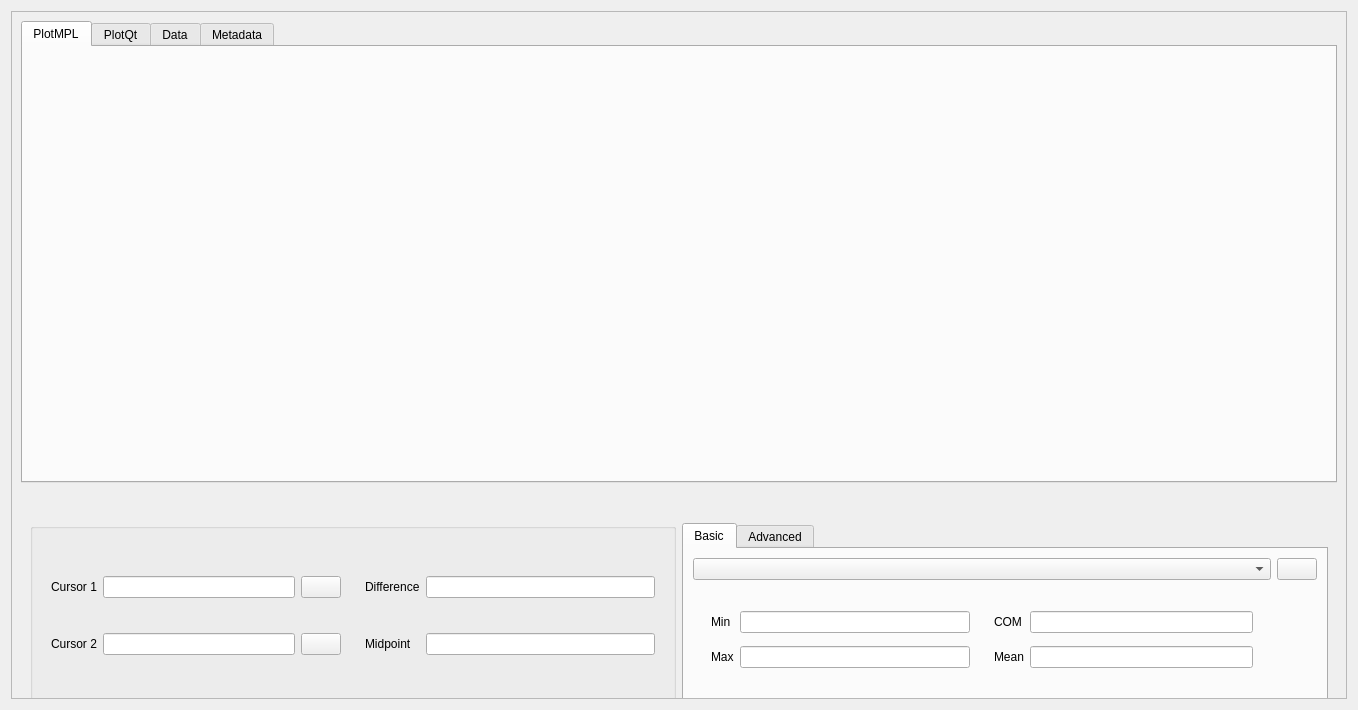
Above: mdaviz/resources/mda_file_viz.ui from BCDA-APS/mdaviz before the change. Below: the same form after it.
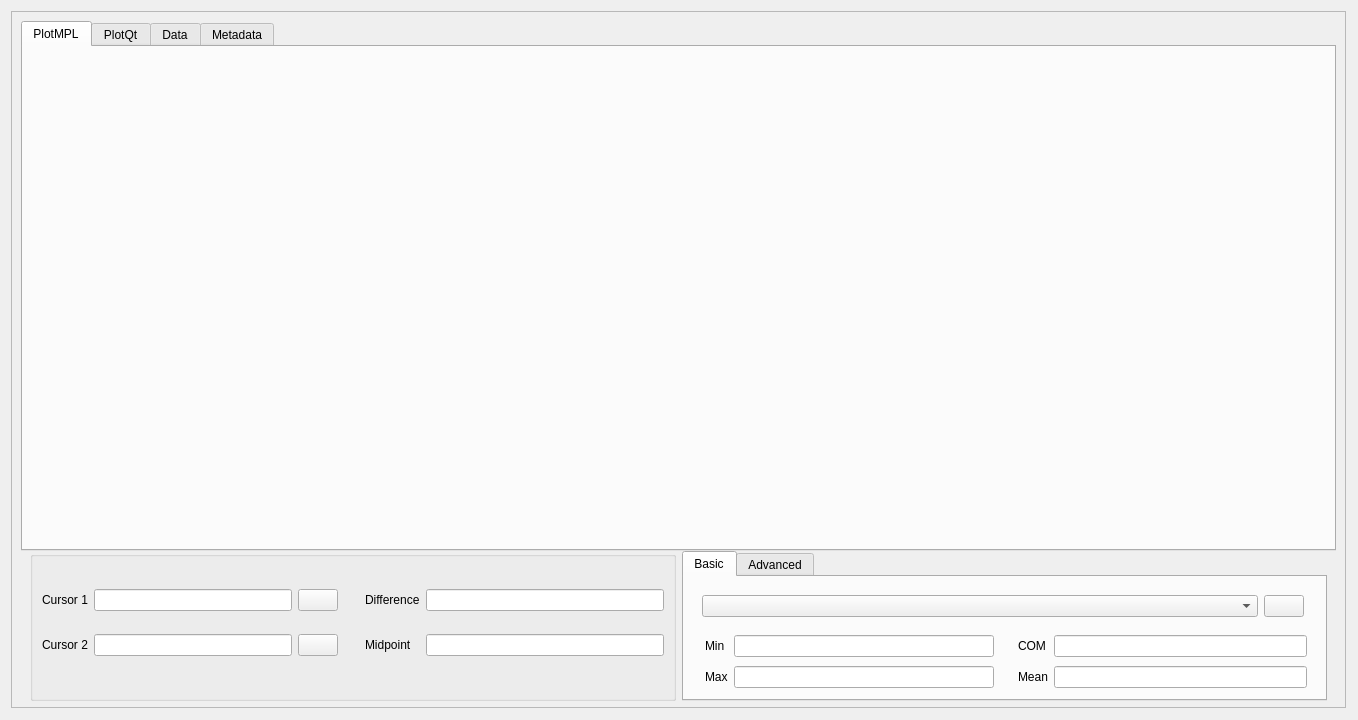
That is the form after the change. Icons and pictures are not drawn.

Commit message: ENH #59  adjust mda_viz.ui margins and layout

Patch:
```diff
--- a/mdaviz/resources/mda_file_viz.ui
+++ b/mdaviz/resources/mda_file_viz.ui
@@ -7,15 +7,27 @@
     <x>0</x>
     <y>0</y>
     <width>1358</width>
-    <height>710</height>
+    <height>720</height>
    </rect>
   </property>
   <property name="windowTitle">
    <string>Form</string>
   </property>
   <layout class="QVBoxLayout" name="verticalLayout_2">
+   <property name="spacing">
+    <number>-1</number>
+   </property>
+   <property name="rightMargin">
+    <number>12</number>
+   </property>
+   <property name="bottomMargin">
+    <number>12</number>
+   </property>
    <item>
     <widget class="QScrollArea" name="scrollArea">
+     <property name="sizeAdjustPolicy">
+      <enum>QAbstractScrollArea::AdjustIgnored</enum>
+     </property>
      <property name="widgetResizable">
       <bool>true</bool>
      </property>
@@ -25,10 +37,16 @@
         <x>0</x>
         <y>0</y>
         <width>1332</width>
-        <height>684</height>
+        <height>694</height>
        </rect>
       </property>
       <layout class="QVBoxLayout" name="verticalLayout">
+       <property name="spacing">
+        <number>0</number>
+       </property>
+       <property name="bottomMargin">
+        <number>6</number>
+       </property>
        <item>
         <widget class="QTabWidget" name="tabWidget">
          <property name="currentIndex">
@@ -101,7 +119,7 @@
          <property name="minimumSize">
           <size>
            <width>0</width>
-           <height>200</height>
+           <height>150</height>
           </size>
          </property>
          <property name="maximumSize">
@@ -111,14 +129,29 @@
           </size>
          </property>
          <layout class="QHBoxLayout" name="horizontalLayout">
+          <property name="spacing">
+           <number>-1</number>
+          </property>
+          <property name="topMargin">
+           <number>0</number>
+          </property>
+          <property name="bottomMargin">
+           <number>0</number>
+          </property>
           <item>
            <widget class="QGroupBox" name="cursorInfo">
             <property name="sizePolicy">
-             <sizepolicy hsizetype="Preferred" vsizetype="Preferred">
+             <sizepolicy hsizetype="Preferred" vsizetype="Expanding">
               <horstretch>1</horstretch>
               <verstretch>0</verstretch>
              </sizepolicy>
             </property>
+            <property name="minimumSize">
+             <size>
+              <width>0</width>
+              <height>0</height>
+             </size>
+            </property>
             <property name="title">
              <string/>
             </property>
@@ -126,6 +159,21 @@
              <item>
               <widget class="QWidget" name="leftCol" native="true">
                <layout class="QGridLayout" name="gridLayout">
+                <property name="leftMargin">
+                 <number>0</number>
+                </property>
+                <property name="topMargin">
+                 <number>0</number>
+                </property>
+                <property name="rightMargin">
+                 <number>12</number>
+                </property>
+                <property name="horizontalSpacing">
+                 <number>-1</number>
+                </property>
+                <property name="verticalSpacing">
+                 <number>0</number>
+                </property>
                 <item row="1" column="0">
                  <widget class="QLabel" name="cursor2_label">
                   <property name="text">
@@ -147,7 +195,7 @@
                  </widget>
                 </item>
                 <item row="1" column="2">
-                 <widget class="QPushButton" name="curveRemove_2">
+                 <widget class="QPushButton" name="cursor2_remove">
                   <property name="text">
                    <string/>
                   </property>
@@ -164,7 +212,7 @@
                  </widget>
                 </item>
                 <item row="0" column="2">
-                 <widget class="QPushButton" name="curveRemove_1">
+                 <widget class="QPushButton" name="cursor1_remove">
                   <property name="text">
                    <string/>
                   </property>
@@ -186,6 +234,15 @@
              <item>
               <widget class="QWidget" name="rightCol" native="true">
                <layout class="QGridLayout" name="gridLayout_2">
+                <property name="topMargin">
+                 <number>0</number>
+                </property>
+                <property name="rightMargin">
+                 <number>0</number>
+                </property>
+                <property name="verticalSpacing">
+                 <number>0</number>
+                </property>
                 <item row="0" column="0">
                  <widget class="QLabel" name="diff_label">
                   <property name="text">
@@ -193,8 +250,8 @@
                   </property>
                  </widget>
                 </item>
-                <item row="0" column="1">
-                 <widget class="QLineEdit" name="diff_text"/>
+                <item row="1" column="1">
+                 <widget class="QLineEdit" name="midpoint_text"/>
                 </item>
                 <item row="1" column="0">
                  <widget class="QLabel" name="midpoint_label">
@@ -203,8 +260,8 @@
                   </property>
                  </widget>
                 </item>
-                <item row="1" column="1">
-                 <widget class="QLineEdit" name="midpoint_text"/>
+                <item row="0" column="1">
+                 <widget class="QLineEdit" name="diff_text"/>
                 </item>
                </layout>
               </widget>
@@ -215,11 +272,17 @@
           <item>
            <widget class="QTabWidget" name="graphInfo">
             <property name="sizePolicy">
-             <sizepolicy hsizetype="Preferred" vsizetype="Preferred">
+             <sizepolicy hsizetype="Preferred" vsizetype="Expanding">
               <horstretch>1</horstretch>
               <verstretch>0</verstretch>
              </sizepolicy>
             </property>
+            <property name="minimumSize">
+             <size>
+              <width>0</width>
+              <height>0</height>
+             </size>
+            </property>
             <property name="currentIndex">
              <number>0</number>
             </property>
@@ -227,50 +290,106 @@
              <attribute name="title">
               <string>Basic</string>
              </attribute>
-             <layout class="QGridLayout" name="gridlayout_1">
-              <item row="0" column="1">
-               <widget class="QPushButton" name="curveRemove">
-                <property name="text">
-                 <string/>
-                </property>
-                <property name="icon">
-                 <iconset>
-                  <normaloff>delete.png</normaloff>delete.png</iconset>
-                </property>
-                <property name="iconSize">
-                 <size>
-                  <width>14</width>
-                  <height>14</height>
-                 </size>
-                </property>
-               </widget>
-              </item>
-              <item row="0" column="0">
-               <widget class="QComboBox" name="curveBox">
+             <layout class="QVBoxLayout" name="verticalLayout_1">
+              <property name="spacing">
+               <number>0</number>
+              </property>
+              <property name="leftMargin">
+               <number>12</number>
+              </property>
+              <property name="bottomMargin">
+               <number>0</number>
+              </property>
+              <item>
+               <widget class="QWidget" name="curves" native="true">
                 <property name="sizePolicy">
-                 <sizepolicy hsizetype="Expanding" vsizetype="Fixed">
+                 <sizepolicy hsizetype="Preferred" vsizetype="Maximum">
                   <horstretch>0</horstretch>
                   <verstretch>0</verstretch>
                  </sizepolicy>
                 </property>
+                <property name="maximumSize">
+                 <size>
+                  <width>16777215</width>
+                  <height>40</height>
+                 </size>
+                </property>
+                <layout class="QHBoxLayout" name="horizontalLayout_1">
+                 <property name="spacing">
+                  <number>-1</number>
+                 </property>
+                 <property name="leftMargin">
+                  <number>6</number>
+                 </property>
+                 <property name="topMargin">
+                  <number>0</number>
+                 </property>
+                 <property name="rightMargin">
+                  <number>12</number>
+                 </property>
+                 <property name="bottomMargin">
+                  <number>0</number>
+                 </property>
+                 <item>
+                  <widget class="QComboBox" name="curveBox">
+                   <property name="sizePolicy">
+                    <sizepolicy hsizetype="Expanding" vsizetype="Fixed">
+                     <horstretch>0</horstretch>
+                     <verstretch>0</verstretch>
+                    </sizepolicy>
+                   </property>
+                  </widget>
+                 </item>
+                 <item>
+                  <widget class="QPushButton" name="curveRemove">
+                   <property name="text">
+                    <string/>
+                   </property>
+                   <property name="icon">
+                    <iconset>
+                     <normaloff>delete.png</normaloff>delete.png</iconset>
+                   </property>
+                   <property name="iconSize">
+                    <size>
+                     <width>14</width>
+                     <height>14</height>
+                    </size>
+                   </property>
+                  </widget>
+                 </item>
+                </layout>
                </widget>
               </item>
-              <item row="1" column="0">
+              <item>
                <widget class="QWidget" name="basixStats" native="true">
                 <layout class="QGridLayout" name="gridlayout_2">
-                 <item row="0" column="0">
+                 <property name="leftMargin">
+                  <number>0</number>
+                 </property>
+                 <property name="topMargin">
+                  <number>0</number>
+                 </property>
+                 <property name="rightMargin">
+                  <number>0</number>
+                 </property>
+                 <property name="bottomMargin">
+                  <number>0</number>
+                 </property>
+                 <item row="1" column="0">
                   <widget class="QWidget" name="minMax" native="true">
                    <layout class="QGridLayout" name="gridLayout_3">
-                    <item row="0" column="0">
-                     <widget class="QLabel" name="min_label">
-                      <property name="text">
-                       <string>Min</string>
-                      </property>
-                     </widget>
-                    </item>
-                    <item row="0" column="1">
-                     <widget class="QLineEdit" name="min_text"/>
-                    </item>
+                    <property name="topMargin">
+                     <number>0</number>
+                    </property>
+                    <property name="bottomMargin">
+                     <number>0</number>
+                    </property>
+                    <property name="horizontalSpacing">
+                     <number>-1</number>
+                    </property>
+                    <property name="verticalSpacing">
+                     <number>0</number>
+                    </property>
                     <item row="1" column="0">
                      <widget class="QLabel" name="max_label">
                       <property name="text">
@@ -278,15 +397,37 @@
                       </property>
                      </widget>
                     </item>
+                    <item row="0" column="0">
+                     <widget class="QLabel" name="min_label">
+                      <property name="text">
+                       <string>Min</string>
+                      </property>
+                     </widget>
+                    </item>
                     <item row="1" column="1">
                      <widget class="QLineEdit" name="max_text"/>
                     </item>
+                    <item row="0" column="1">
+                     <widget class="QLineEdit" name="min_text"/>
+                    </item>
                    </layout>
                   </widget>
                  </item>
-                 <item row="0" column="1">
+                 <item row="1" column="1">
                   <widget class="QWidget" name="comMean" native="true">
                    <layout class="QGridLayout" name="gridLayout_4">
+                    <property name="topMargin">
+                     <number>0</number>
+                    </property>
+                    <property name="bottomMargin">
+                     <number>0</number>
+                    </property>
+                    <property name="horizontalSpacing">
+                     <number>-1</number>
+                    </property>
+                    <property name="verticalSpacing">
+                     <number>0</number>
+                    </property>
                     <item row="0" column="0">
                      <widget class="QLabel" name="com_label">
                       <property name="text">
```
